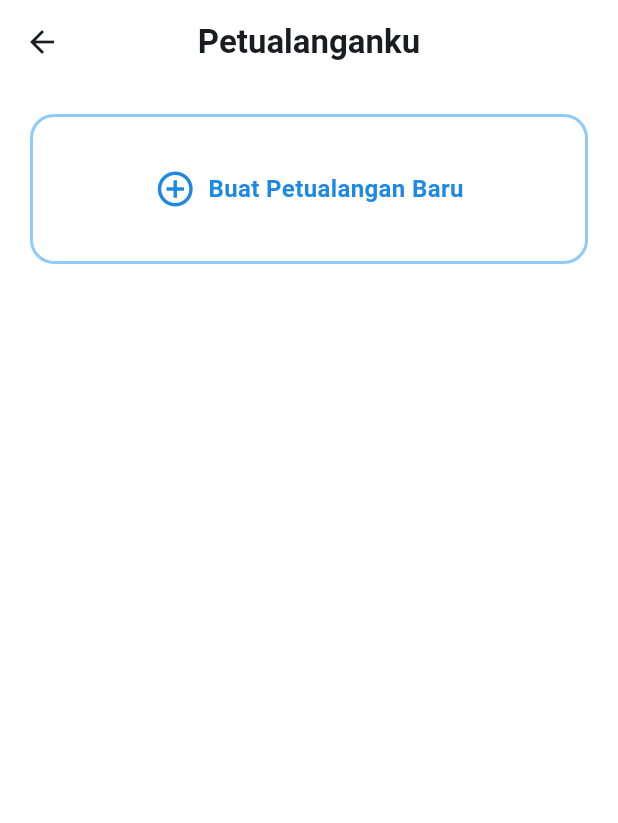
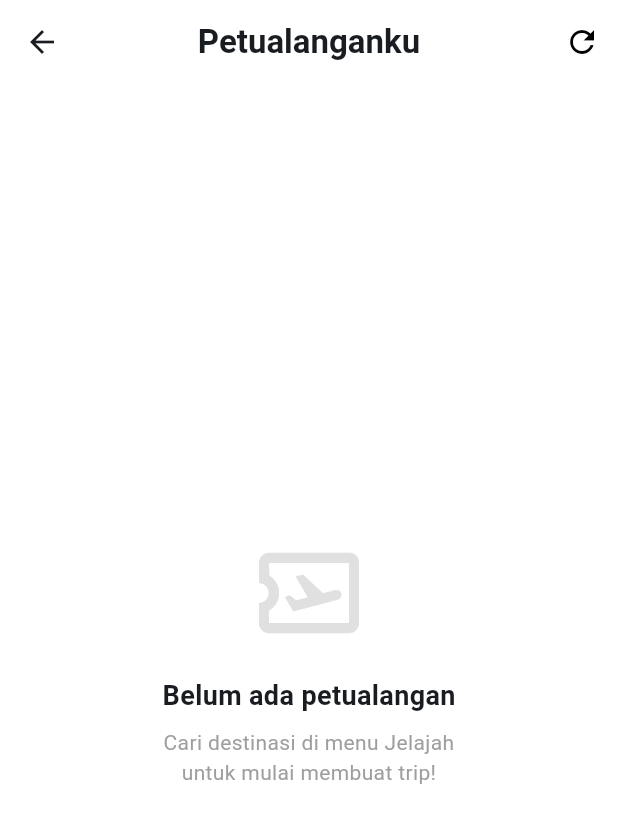
Before and after one commit to sukamettawahalib/TripID-Akomodasi-App, a Flutter app: the MyTripsScreen screen opened directly, on a phone screen of 412 x 824 dp. Shown: the top 823 px of the screen. Run offline on Flutter 3.47's test engine with Material 3 defaults, Android fonts, the light colour scheme and no system bars; our stand-ins replace supabase_flutter; accounts and stored records are empty; Roboto replaces fonts that are missing (Plus Jakarta Sans).

Commit message:
petualanganku dan filter pencarian

```diff
--- a/lib/main.dart
+++ b/lib/main.dart
@@ -2,8 +2,6 @@ import 'package:flutter/material.dart';
 import 'package:tekber_tripid/shared/constants.dart';
 import 'screens/splash/splash_screen.dart';
 import 'package:supabase_flutter/supabase_flutter.dart';
-
-
 
 
 
--- a/lib/screens/home/my_trips_screen.dart
+++ b/lib/screens/home/my_trips_screen.dart
@@ -1,6 +1,5 @@
 import 'package:flutter/material.dart';
 import '../../services/trip_service.dart';
-import 'create_trip_screen.dart';
 import 'itinerary_screen.dart';
 
 class MyTripsScreen extends StatefulWidget {
@@ -12,7 +11,8 @@ class MyTripsScreen extends StatefulWidget {
 
 class _MyTripsScreenState extends State<MyTripsScreen> {
 
-  void _refreshTrips() {
+  // Fungsi untuk refresh data (bisa dipanggil dari luar jika perlu)
+  void refreshTrips() {
     setState(() {});
   }
 
@@ -25,71 +25,57 @@ class _MyTripsScreenState extends State<MyTripsScreen> {
         backgroundColor: Colors.white,
         elevation: 0,
         centerTitle: true,
+        // Otomatis refresh saat halaman dibuka
+        actions: [
+          IconButton(
+            icon: const Icon(Icons.refresh, color: Colors.black),
+            onPressed: () => setState(() {}),
+          )
+        ],
       ),
       body: FutureBuilder<List<Map<String, dynamic>>>(
         future: TripService().getMyTrips(),
         builder: (context, snapshot) {
+          // 1. Loading
           if (snapshot.connectionState == ConnectionState.waiting) {
             return const Center(child: CircularProgressIndicator());
           }
+
+          // 2. Error
           if (snapshot.hasError) {
             return Center(child: Text("Error: ${snapshot.error}"));
           }
 
           final trips = snapshot.data ?? [];
 
-          // KITA GABUNGKAN LOGIKA: List Kosong maupun Ada Isi tetap pakai ListView ini
-          // Agar tombol "Tambah" selalu muncul di urutan terakhir
-          return ListView.builder(
-            padding: const EdgeInsets.all(20),
-            // Jumlah item = jumlah trip + 1 (untuk kartu "Tambah Baru")
-            itemCount: trips.length + 1,
-            itemBuilder: (context, index) {
-
-              // JIKA INI ADALAH ITEM TERAKHIR (Kartu Tambah)
-              if (index == trips.length) {
-                return GestureDetector(
-                  onTap: () async {
-                    final result = await Navigator.push(
-                      context,
-                      MaterialPageRoute(builder: (_) => const CreateTripScreen())
-                    );
-                    if (result == true) _refreshTrips();
-                  },
-                  child: Container(
-                    height: 100, // Tinggi lebih kecil sedikit biar estetik atau samakan 150
-                    margin: const EdgeInsets.only(bottom: 16),
-                    decoration: BoxDecoration(
-                      color: Colors.white,
-                      borderRadius: BorderRadius.circular(16),
-                      border: Border.all(
-                        color: Colors.blue.withOpacity(0.5), // Warna outline biru muda
-                        width: 2,
-                        style: BorderStyle.solid // Bisa ganti .dashed kalau mau putus-putus (butuh package lain)
-                      ),
-                    ),
-                    child: Center(
-                      child: Row(
+          // 3. Kosong (Tampilkan pesan suruh jelajah)
+          if (trips.isEmpty) {
+            return Center(
+              child: Column(
                 mainAxisAlignment: MainAxisAlignment.center,
                 children: [
-                          Icon(Icons.add_circle_outline, color: Colors.blue[600], size: 28),
-                          const SizedBox(width: 8),
-                          Text(
-                            "Buat Petualangan Baru",
-                            style: TextStyle(
-                              color: Colors.blue[600],
-                              fontSize: 16,
-                              fontWeight: FontWeight.bold
+                  Icon(Icons.airplane_ticket_outlined, size: 80, color: Colors.grey[300]),
+                  const SizedBox(height: 16),
+                  const Text(
+                    "Belum ada petualangan",
+                    style: TextStyle(fontSize: 18, fontWeight: FontWeight.bold)
                   ),
+                  const SizedBox(height: 8),
+                  const Text(
+                    "Cari destinasi di menu Jelajah\nuntuk mulai membuat trip!",
+                    textAlign: TextAlign.center,
+                    style: TextStyle(color: Colors.grey),
                   ),
                 ],
-                      ),
-                    ),
               ),
             );
           }
 
-              // JIKA INI ADALAH KARTU TRIP BIASA
+          // 4. Ada Data (Tampilkan List Saja)
+          return ListView.builder(
+            padding: const EdgeInsets.all(20),
+            itemCount: trips.length, // Tidak perlu +1 lagi
+            itemBuilder: (context, index) {
               final trip = trips[index];
               return GestureDetector(
                 onTap: () {
@@ -105,9 +91,10 @@ class _MyTripsScreenState extends State<MyTripsScreen> {
                   height: 150,
                   decoration: BoxDecoration(
                     borderRadius: BorderRadius.circular(16),
-                    color: Colors.grey[200], // Placeholder warna loading
+                    color: Colors.grey[200],
                     image: const DecorationImage(
-                      image: NetworkImage("https://images.unsplash.com/photo-1596401057633-56565384358a"),
+                      // Placeholder gambar (nanti bisa diambil dari destinasi)
+                      image: NetworkImage("https://images.unsplash.com/photo-1476514525535-07fb3b4ae5f1?auto=format&fit=crop&w=800&q=80"),
                       fit: BoxFit.cover,
                     ),
                   ),
--- a/lib/services/trip_service.dart
+++ b/lib/services/trip_service.dart
@@ -11,6 +11,7 @@ class TripService {
     required int jumlahOrang,
     required double budgetMin,
     required double budgetMax,
+    String? imageUrl, // <--- 1. Terima parameter gambar
   }) async {
     // Kita asumsikan user sudah login & punya ID (hardcode ID 1 dulu untuk tes jika belum login)
     // Nanti diganti: _supabase.auth.currentUser!.id
@@ -24,6 +25,7 @@ class TripService {
       'jumlah_orang': jumlahOrang,
       'budget_min': budgetMin,
       'budget_max': budgetMax,
+      'image_url': imageUrl, // <--- 2. Simpan ke kolom database
       'created_at': DateTime.now().toIso8601String(),
     });
   }
```
Also changed, not shown: lib/screens/home/create_trip_screen.dart (+52 -21 lines), lib/screens/home/detail_screen.dart (+30 -7 lines), lib/screens/home/search_screen.dart (+75 -50 lines). Lines whose indentation alone changed are shown as unchanged.
